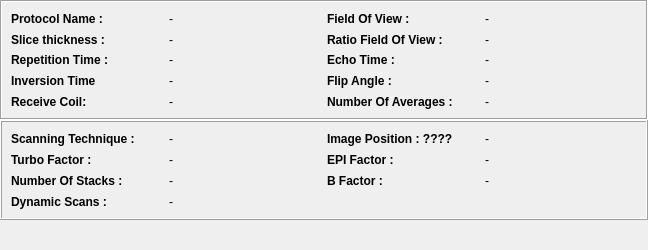
This is starviewer/src/core/qdicomdumpmrwidgetbase.ui in starviewer-medical/starviewer as Qt 5 draws it before an edit. The edited form follows.
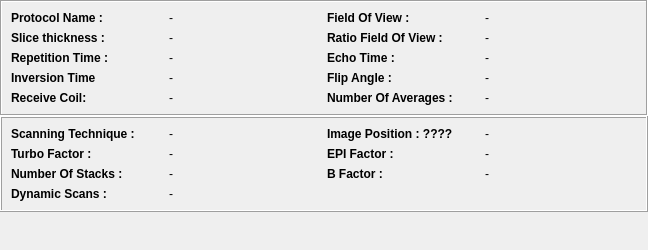
This is the edited form.

Commit message: ENH: Millorat temes de layout al les pantalles, i si el exposure o Kvp = 0, mostrem valor "-"

```diff
--- a/starviewer/src/core/qdicomdumpmrwidgetbase.ui
+++ b/starviewer/src/core/qdicomdumpmrwidgetbase.ui
@@ -36,7 +36,7 @@
      <property name="minimumSize" >
       <size>
        <width>630</width>
-       <height>120</height>
+       <height>0</height>
       </size>
      </property>
      <property name="autoFillBackground" >
@@ -269,7 +269,7 @@
      <property name="minimumSize" >
       <size>
        <width>630</width>
-       <height>100</height>
+       <height>0</height>
       </size>
      </property>
      <property name="accessibleName" >
```
The commit also changes 7 other files.
